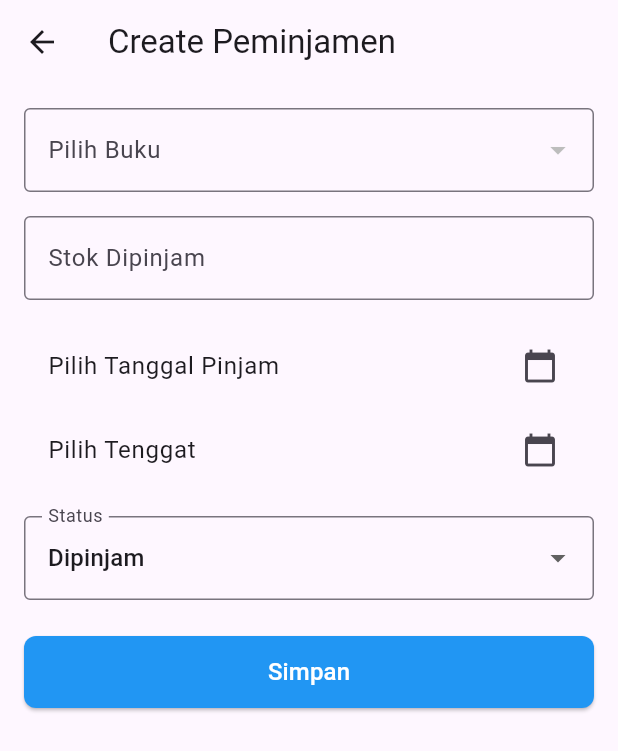
After one commit to azharfahri/api_flutter, a Flutter app: the ListPeminjamen screen opened directly, after a tap on the "add" icon, on a phone screen of 412 x 824 dp. The commit adds this screen. Shown: the top 751 px of the screen. Run offline on Flutter 3.47's test engine with Material 3 defaults, Android fonts, the phone set to English and light mode, and no system bars; our stand-ins replace image_picker, shared_preferences; accounts and stored records are empty; network calls fail.

Commit message:
peminjaman

```diff
--- a/lib/models/peminjaman_model.dart
+++ b/lib/models/peminjaman_model.dart
@@ -9,7 +9,7 @@ PeminjamenModel peminjamenModelFromJson(String str) => PeminjamenModel.fromJson(
 String peminjamenModelToJson(PeminjamenModel data) => json.encode(data.toJson());
 
 class PeminjamenModel {
-    List<DataPeminjam>? data;
+    List<DataPeminjaman>? data;
     String? message;
     bool? success;
 
@@ -20,7 +20,7 @@ class PeminjamenModel {
     });
 
     factory PeminjamenModel.fromJson(Map<String, dynamic> json) => PeminjamenModel(
-        data: json["data"] == null ? [] : List<DataPeminjam>.from(json["data"]!.map((x) => DataPeminjam.fromJson(x))),
+        data: json["data"] == null ? [] : List<DataPeminjaman>.from(json["data"]!.map((x) => DataPeminjaman.fromJson(x))),
         message: json["message"],
         success: json["success"],
     );
@@ -32,7 +32,7 @@ class PeminjamenModel {
     };
 }
 
-class DataPeminjam {
+class DataPeminjaman {
     int? id;
     int? userId;
     int? bukuId;
@@ -46,7 +46,7 @@ class DataPeminjam {
     User? user;
     Buku? buku;
 
-    DataPeminjam({
+    DataPeminjaman({
         this.id,
         this.userId,
         this.bukuId,
@@ -61,7 +61,7 @@ class DataPeminjam {
         this.buku,
     });
 
-    factory DataPeminjam.fromJson(Map<String, dynamic> json) => DataPeminjam(
+    factory DataPeminjaman.fromJson(Map<String, dynamic> json) => DataPeminjaman(
         id: json["id"],
         userId: json["user_id"],
         bukuId: json["buku_id"],
--- a/lib/pages/menu_screen.dart
+++ b/lib/pages/menu_screen.dart
@@ -1,5 +1,6 @@
 import 'package:api_flutter/pages/perpustakaan/buku/list_buku_screen.dart';
 import 'package:api_flutter/pages/perpustakaan/kategoris/list_kategori_screen.dart';
+import 'package:api_flutter/pages/perpustakaan/peminjaman/list_peminjaman_screen.dart';
 //import 'package:api_flutter/pages/posts/list_post_screen.dart';
 import 'package:flutter/material.dart';
 import 'package:api_flutter/pages/home_screen.dart';
@@ -20,6 +21,7 @@ class _MenuScreenState extends State<MenuScreen> {
     // const ListPostScreen(),
     const ListKategori(),
     const ListBuku(),
+    const ListPeminjamen(),
     const ProfileScreen()
   ];
 
@@ -76,6 +78,10 @@ class _MenuScreenState extends State<MenuScreen> {
                 label: 'Buku',
               ),
               BottomNavigationBarItem(
+                icon: Icon(Icons.article_outlined),
+                label: 'Pinjam',
+              ),
+              BottomNavigationBarItem(
                 icon: Icon(Icons.person_outline),
                 label: 'Profile',
               ),
--- /dev/null
+++ b/lib/pages/perpustakaan/peminjaman/create_peminjaman_screen.dart
@@ -0,0 +1,251 @@
+import 'package:flutter/material.dart';
+import 'package:api_flutter/models/buku_model.dart';
+import 'package:api_flutter/services/buku_service.dart';
+import 'package:api_flutter/services/peminjaman_service.dart';
+import 'package:intl/intl.dart';
+import 'package:shared_preferences/shared_preferences.dart';
+
+class CreatePeminjamen extends StatefulWidget {
+  const CreatePeminjamen({super.key});
+
+  @override
+  State<CreatePeminjamen> createState() => _CreatePeminjamenState();
+}
+
+class _CreatePeminjamenState extends State<CreatePeminjamen> {
+  final _formKey = GlobalKey<FormState>();
+  int? _userId;
+  String? _userNama;
+  int? _selectedBukuId;
+  List<DataBuku> _listBuku = [];
+
+  DateTime? _tanggalPinjam;
+  DateTime? _tenggat;
+  String _status = 'dipinjam';
+  int? _stokDipinjam;
+
+  final dateFormat = DateFormat('yyyy-MM-dd');
+  bool _isLoading = false;
+
+  @override
+  void initState() {
+    super.initState();
+    _loadUserData();
+    _loadBukuList();
+  }
+
+  Future<void> _loadUserData() async {
+    final prefs = await SharedPreferences.getInstance();
+    setState(() {
+      _userId = prefs.getInt('userId');
+      _userNama = prefs.getString('userNama');
+    });
+  }
+
+  Future<void> _loadBukuList() async {
+    final bukuModel = await BukuService.listBuku();
+    setState(() {
+      _listBuku = bukuModel.data ?? [];
+    });
+  }
+
+  Future<void> _pickDate(bool isPinjam) async {
+    final picked = await showDatePicker(
+      context: context,
+      initialDate: DateTime.now(),
+      firstDate: DateTime(2020),
+      lastDate: DateTime(2100),
+    );
+    if (picked != null) {
+      setState(() {
+        if (isPinjam) {
+          _tanggalPinjam = picked;
+        } else {
+          _tenggat = picked;
+        }
+      });
+    }
+  }
+
+  Future<void> _createPeminjamen() async {
+    if (!_formKey.currentState!.validate()) return;
+
+    if (_tanggalPinjam == null || _tenggat == null) {
+      ScaffoldMessenger.of(context).showSnackBar(
+        const SnackBar(content: Text('Tanggal pinjam & tenggat harus diisi')),
+      );
+      return;
+    }
+
+    if (_selectedBukuId == null) {
+      ScaffoldMessenger.of(context).showSnackBar(
+        const SnackBar(content: Text('Buku harus dipilih')),
+      );
+      return;
+    }
+
+    if (_stokDipinjam == null || _stokDipinjam! <= 0) {
+      ScaffoldMessenger.of(context).showSnackBar(
+        const SnackBar(content: Text('Stok dipinjam harus > 0')),
+      );
+      return;
+    }
+
+    setState(() => _isLoading = true);
+
+    try {
+    final result = await PeminjamenService.createPeminjamen(
+      _userId!,
+      _selectedBukuId!,
+      _tanggalPinjam!,
+      _tenggat!,
+      stokDipinjam: _stokDipinjam!,
+      status: _status,
+    );
+
+      if (!mounted) return;
+
+      ScaffoldMessenger.of(context).showSnackBar(
+        SnackBar(
+          content: Text(
+            result["message"] ?? "Tidak ada pesan dari server",
+            style: const TextStyle(fontSize: 14),
+          ),
+          backgroundColor: result["success"] == true ? Colors.green : Colors.red,
+        ),
+      );
+
+      if (!result["success"]) {
+        debugPrint("Error API createPeminjamen: $result");
+      }
+
+      if (result["success"]) Navigator.pop(context, true);
+    } catch (e, stack) {
+      ScaffoldMessenger.of(context).showSnackBar(
+        SnackBar(
+          content: Text('Terjadi kesalahan: $e'),
+          backgroundColor: Colors.red,
+        ),
+      );
+      debugPrint('Exception saat createPeminjamen: $e');
+      debugPrint('Stack trace: $stack');
+    } finally {
+      if (mounted) setState(() => _isLoading = false);
+    }
+  }
+
+  @override
+  Widget build(BuildContext context) {
+    return Scaffold(
+      appBar: AppBar(title: const Text('Create Peminjamen')),
+      body: Padding(
+        padding: const EdgeInsets.all(16),
+        child: Form(
+          key: _formKey,
+          child: ListView(
+            children: [
+              if (_userNama != null)
+                Padding(
+                  padding: const EdgeInsets.only(bottom: 12),
+                  child: Text(
+                    'User: $_userNama',
+                    style: const TextStyle(
+                        fontSize: 16, fontWeight: FontWeight.bold),
+                  ),
+                ),
+
+              DropdownButtonFormField<int>(
+                decoration: const InputDecoration(
+                  labelText: 'Pilih Buku',
+                  border: OutlineInputBorder(),
+                ),
+                value: _selectedBukuId,
+                items: _listBuku.map((buku) {
+                  return DropdownMenuItem<int>(
+                    value: buku.id!,
+                    child: Text(buku.judul ?? 'Tanpa Judul'),
+                  );
+                }).toList(),
+                onChanged: (value) {
+                  setState(() {
+                    _selectedBukuId = value;
+                  });
+                },
+                validator: (value) =>
+                    value == null ? 'Pilih buku terlebih dahulu' : null,
+              ),
+              const SizedBox(height: 16),
+
+              TextFormField(
+                decoration: const InputDecoration(
+                  labelText: 'Stok Dipinjam',
+                  border: OutlineInputBorder(),
+                ),
+                keyboardType: TextInputType.number,
+                onChanged: (value) => _stokDipinjam = int.tryParse(value),
+                validator: (value) {
+                  final v = int.tryParse(value ?? '');
+                  if (v == null || v <= 0) return 'Stok dipinjam harus lebih dari 0';
+                  return null;
+                },
+              ),
+              const SizedBox(height: 16),
+
+              ListTile(
+                title: Text(_tanggalPinjam != null
+                    ? 'Tanggal Pinjam: ${dateFormat.format(_tanggalPinjam!)}'
+                    : 'Pilih Tanggal Pinjam'),
+                trailing: const Icon(Icons.calendar_today),
+                onTap: () => _pickDate(true),
+              ),
+
+              ListTile(
+                title: Text(_tenggat != null
+                    ? 'Tenggat: ${dateFormat.format(_tenggat!)}'
+                    : 'Pilih Tenggat'),
+                trailing: const Icon(Icons.calendar_today),
+                onTap: () => _pickDate(false),
+              ),
+
+              const SizedBox(height: 16),
+
+              DropdownButtonFormField<String>(
+                decoration: const InputDecoration(
+                  labelText: 'Status',
+                  border: OutlineInputBorder(),
+                ),
+                value: _status,
+                items: const [
+                  DropdownMenuItem(value: 'dipinjam', child: Text('Dipinjam')),
+                  DropdownMenuItem(value: 'dikembalikan', child: Text('Dikembalikan')),
+                ],
+                onChanged: (value) => setState(() => _status = value!),
+                validator: (v) => v == null || v.isEmpty ? 'Status wajib diisi' : null,
+              ),
+
+              const SizedBox(height: 24),
+
+              SizedBox(
+                height: 48,
+                child: ElevatedButton(
+                  onPressed: _isLoading ? null : _createPeminjamen,
+                  style: ElevatedButton.styleFrom(
+                    backgroundColor: Colors.blue,
+                    shape: RoundedRectangleBorder(
+                        borderRadius: BorderRadius.circular(8)),
+                  ),
+                  child: _isLoading
+                      ? const CircularProgressIndicator(color: Colors.white)
+                      : const Text(
+                          'Simpan',
+                          style: TextStyle(fontSize: 16, color: Colors.white),
+                        ),
+                ),
+              ),
+            ],
+          ),
+        ),
+      ),
+    );
+  }
+}
--- a/lib/pages/perpustakaan/peminjaman/list_peminjaman_screen.dart
+++ b/lib/pages/perpustakaan/peminjaman/list_peminjaman_screen.dart
@@ -0,0 +1,141 @@
+import 'package:api_flutter/services/buku_service.dart';
+import 'package:flutter/material.dart';
+import 'package:api_flutter/models/peminjaman_model.dart';
+import 'package:api_flutter/services/peminjaman_service.dart';
+import 'package:api_flutter/pages/perpustakaan/peminjaman/detail_peminjaman_screen.dart';
+import 'package:api_flutter/pages/perpustakaan/peminjaman/create_peminjaman_screen.dart';
+import 'package:shared_preferences/shared_preferences.dart';
+
+class ListPeminjamen extends StatefulWidget {
+  const ListPeminjamen({super.key});
+
+  @override
+  State<ListPeminjamen> createState() => _ListPeminjamenState();
+}
+
+class _ListPeminjamenState extends State<ListPeminjamen> {
+  late Future<PeminjamenModel> _futurePeminjamen;
+  int? _userId; // Deklarasi _userId sebagai nullable integer
+  String? _userNama; // Deklarasi _userNama sebagai nullable string
+  List<dynamic>? _listBuku; // Deklarasi _listBuku sebagai nullable list
+
+  @override
+  void initState() {
+    super.initState();
+    _futurePeminjamen = PeminjamenService.listPeminjamen();
+    _loadUserData();
+    _loadBukuList();
+  }
+
+  void _refreshPeminjamen() {
+    setState(() {
+      _futurePeminjamen = PeminjamenService.listPeminjamen();
+    });
+  }
+
+  Future<void> _loadUserData() async {
+    final prefs = await SharedPreferences.getInstance();
+    setState(() {
+      _userId = prefs.getInt('userId');
+      _userNama = prefs.getString('userNama');
+      print('User ID dari SharedPreferences: $_userId');
+    });
+  }
+
+  Future<void> _loadBukuList() async {
+    final bukuModel = await BukuService.listBuku();
+    setState(() {
+      _listBuku = bukuModel.data ?? [];
+    });
+  }
+
+  String _formatDate(dynamic date) {
+    if (date == null) return '';
+    try {
+      final d = date is DateTime ? date : DateTime.parse(date.toString());
+      return '${d.day}/${d.month}/${d.year}';
+    } catch (_) {
+      return '';
+    }
+  }
+
+  @override
+  Widget build(BuildContext context) {
+    return Scaffold(
+      appBar: AppBar(
+        title: const Text('List Peminjaman'),
+        actions: [
+          IconButton(
+              onPressed: _refreshPeminjamen, icon: const Icon(Icons.refresh)),
+          IconButton(
+            onPressed: () async {
+              final result = await Navigator.push(
+                context,
+                MaterialPageRoute(builder: (_) => const CreatePeminjamen()),
+              );
+              if (result == true) _refreshPeminjamen();
+            },
+            icon: const Icon(Icons.add),
+          ),
+        ],
+      ),
+      body: FutureBuilder<PeminjamenModel>(
+        future: _futurePeminjamen,
+        builder: (context, snapshot) {
+          if (snapshot.connectionState == ConnectionState.waiting) {
+            return const Center(child: CircularProgressIndicator());
+          }
+          if (snapshot.hasError) {
+            return Center(child: Text('Error: ${snapshot.error}'));
+          }
+
+          final peminjamenList = snapshot.data?.data ?? [];
+          if (peminjamenList.isEmpty) {
+            return const Center(child: Text('Tidak ada peminjaman'));
+          }
+
+          return ListView.builder(
+            itemCount: peminjamenList.length,
+            itemBuilder: (context, index) {
+              final peminjamen = peminjamenList[index];
+              return Card(
+                margin: const EdgeInsets.symmetric(horizontal: 8, vertical: 4),
+                child: ListTile(
+                  onTap: () async {
+                    final result = await Navigator.push(
+                      context,
+                      MaterialPageRoute(
+                          builder: (_) =>
+                              DetailPeminjamen(peminjamen: peminjamen)),
+                    );
+                    if (result == true) _refreshPeminjamen();
+                  },
+                  leading: const Icon(Icons.assignment,
+                      size: 40, color: Colors.blue),
+                  title: Text(
+                    'User ID: ${peminjamen.userId}',
+                    style: const TextStyle(fontWeight: FontWeight.bold),
+                  ),
+                  subtitle: Column(
+                    crossAxisAlignment: CrossAxisAlignment.start,
+                    children: [
+                      Text('Buku ID: ${peminjamen.bukuId}'),
+                      Text(
+                          'Tanggal Pinjam: ${_formatDate(peminjamen.tanggalPinjam)}'),
+                      Text('Tenggat: ${_formatDate(peminjamen.tenggat)}'),
+                      if (peminjamen.tanggalPengembalian != null)
+                        Text(
+                            'Pengembalian: ${_formatDate(peminjamen.tanggalPengembalian)}'),
+                      Text('Status: ${peminjamen.status ?? '-'}'),
+                    ],
+                  ),
+                  trailing: Text('#${peminjamen.id}'),
+                ),
+              );
+            },
+          );
+        },
+      ),
+    );
+  }
+}
--- a/lib/services/peminjaman_service.dart
+++ b/lib/services/peminjaman_service.dart
@@ -0,0 +1,126 @@
+import 'dart:convert';
+import 'dart:io';
+import 'package:api_flutter/models/peminjaman_model.dart';
+import 'package:http/http.dart' as http;
+import 'package:shared_preferences/shared_preferences.dart';
+import 'package:intl/intl.dart';
+
+class PeminjamenService {
+  static const String baseUrl = 'http://127.0.0.1:8000/api/peminjamen';
+  static final DateFormat dateFormat = DateFormat('yyyy-MM-dd');
+
+  // Ambil token
+  static Future<String?> getToken() async {
+    final prefs = await SharedPreferences.getInstance();
+    return prefs.getString('token');
+  }
+
+  // GET semua peminjaman
+  static Future<PeminjamenModel> listPeminjamen() async {
+    final token = await getToken();
+    final response = await http.get(
+      Uri.parse(baseUrl),
+      headers: {HttpHeaders.authorizationHeader: 'Bearer $token'},
+    );
+
+    if (response.statusCode == 200) {
+      return peminjamenModelFromJson(response.body);
+    } else {
+      throw Exception('Gagal memuat data peminjaman');
+    }
+  }
+
+  // GET detail peminjaman
+  static Future<DataPeminjaman> showPeminjamen(int id) async {
+    final token = await getToken();
+    final response = await http.get(
+      Uri.parse('$baseUrl/$id'),
+      headers: {HttpHeaders.authorizationHeader: 'Bearer $token'},
+    );
+
+    if (response.statusCode == 200) {
+      final data = jsonDecode(response.body);
+      return DataPeminjaman.fromJson(data['data']);
+    } else {
+      throw Exception('Gagal memuat detail peminjaman');
+    }
+  }
+
+  // CREATE peminjaman
+  static Future<Map<String, dynamic>> createPeminjamen(
+    int userId,
+    int bukuId,
+    DateTime tanggalPinjam,
+    DateTime tenggat, {
+    int stokDipinjam = 1,
+    String status = 'dipinjam',
+  }) async {
+    final token = await getToken();
+    final uri = Uri.parse(baseUrl);
+    final request = http.MultipartRequest('POST', uri);
+
+    request.fields['user_id'] = userId.toString();
+    request.fields['buku_id'] = bukuId.toString();
+    request.fields['tanggal_pinjam'] = dateFormat.format(tanggalPinjam);
+    request.fields['tenggat'] = dateFormat.format(tenggat);
+    request.fields['status'] = status;
+    request.fields['stok_dipinjam'] = stokDipinjam.toString();
+
+    request.headers['Authorization'] = 'Bearer $token';
+    final response = await request.send();
+    final respStr = await response.stream.bytesToString();
+
+    if (response.statusCode == 201 || response.statusCode == 200) {
+      return jsonDecode(respStr);
+    } else {
+      return {
+        "success": false,
+        "message": "Gagal membuat peminjaman: ${response.statusCode}",
+      };
+    }
+  }
+
+  // UPDATE peminjaman
+  static Future<bool> updatePeminjamen(
+    int id,
+    int userId,
+    int bukuId,
+    DateTime tanggalPinjam,
+    DateTime tenggat,
+    int stokDipinjam,
+    DateTime? tanggalPengembalian,
+    String status,
+  ) async {
+    final token = await getToken();
+    final request = http.MultipartRequest(
+      'POST',
+      Uri.parse('$baseUrl/$id?_method=PUT'),
+    );
+
+    request.fields['user_id'] = userId.toString();
+    request.fields['buku_id'] = bukuId.toString();
+    request.fields['tanggal_pinjam'] = dateFormat.format(tanggalPinjam);
+    request.fields['tenggat'] = dateFormat.format(tenggat);
+    request.fields['status'] = status;
+    request.fields['stok_dipinjam'] = stokDipinjam.toString();
+
+    if (tanggalPengembalian != null) {
+      request.fields['tanggal_pengembalian'] =
+          dateFormat.format(tanggalPengembalian);
+    }
+
+    request.headers['Authorization'] = 'Bearer $token';
+    final response = await request.send();
+    return response.statusCode == 200;
+  }
+
+  // DELETE peminjaman
+  static Future<bool> deletePeminjamen(int id) async {
+    final token = await getToken();
+    final response = await http.delete(
+      Uri.parse('$baseUrl/$id'),
+      headers: {HttpHeaders.authorizationHeader: 'Bearer $token'},
+    );
+    return response.statusCode == 200;
+  }
+}
--- a/pubspec.yaml
+++ b/pubspec.yaml
@@ -39,6 +39,7 @@ dependencies:
   shared_preferences: ^2.5.3
   image_picker: ^1.1.2
   http_parser: ^4.1.2
+  intl: ^0.20.2
 
 dev_dependencies:
   flutter_test:
```
Also changed, not shown: lib/pages/perpustakaan/peminjaman/detail_peminjaman_screen.dart (added, +122 -0 lines), pubspec.lock.
